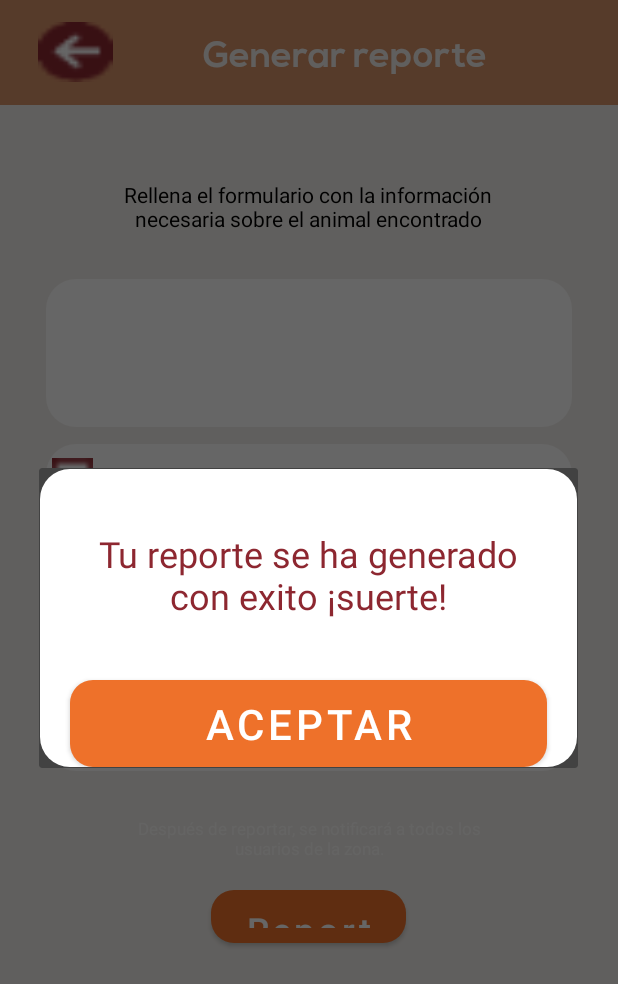
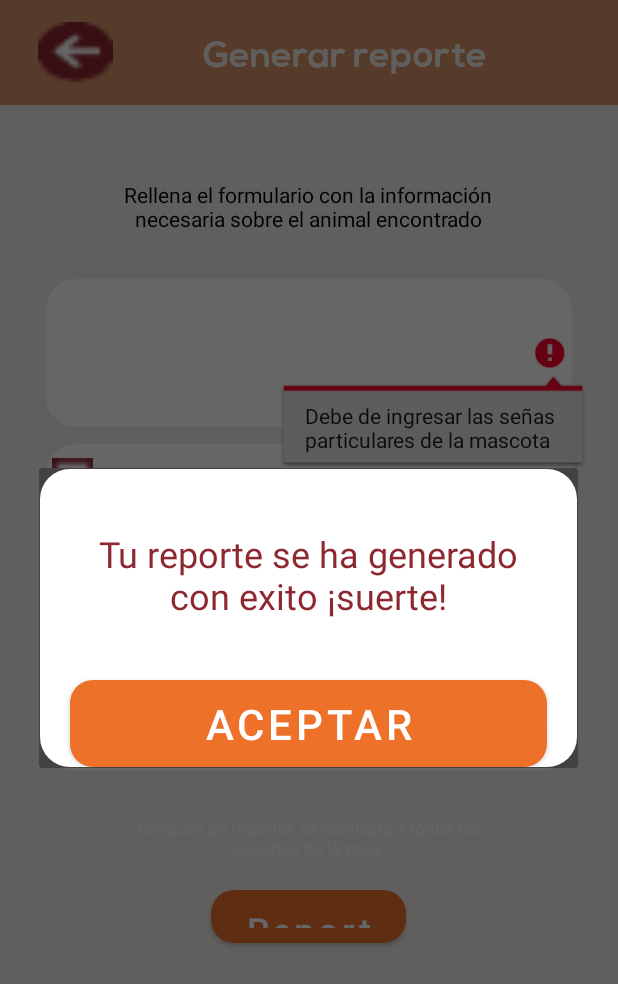
Before and after one commit to ikedark/AdoPaws2, an Android app: the generarReporte2 screen opened directly, with no data from a screen before it, after a tap on an icon or button, on a phone screen of 412 x 824 dp. Shown: the top 984 px of the screen. Run offline under Robolectric (Android 15) with nearby library versions, the phone set to English and light mode, and no system bars; our stand-ins replace Firebase (no records; nobody signed in at launch, a user with empty details on screens opened directly); 1 statement that could not run was skipped.

Commit message:
sumbit mascota

```diff
--- /dev/null
+++ b/app/src/main/java/mx/edu/potros/adopaws2/Mascota_Encontrada.kt
@@ -0,0 +1,8 @@
+package mx.edu.potros.adopaws2
+
+data class Mascota_Encontrada(val id: String? = null,
+                              val description: String? = null,
+                              val image: Int? = null,
+                              val localizacion: String? = null,
+                              val fecha : String? = null,
+                              val telefono:String? = null)
--- a/app/src/main/java/mx/edu/potros/adopaws2/generarReporte.kt
+++ b/app/src/main/java/mx/edu/potros/adopaws2/generarReporte.kt
@@ -45,17 +45,6 @@ class generarReporte : AppCompatActivity() {
 
         btn_guardar.setOnClickListener {
             saveInfoPet()
-        }
-
-        fechaR  = findViewById(R.id.fechaP)
-        fechaR.setOnClickListener { showDatePickerDialog() }
-
-
-
-        val btnRegresar : ImageButton = findViewById(R.id.btn_Regresar2)
-        val btnReportar: Button = findViewById(R.id.btnReportar)
-
-        btnReportar.setOnClickListener {
             val builder = AlertDialog.Builder(this@generarReporte)
 
             val view = layoutInflater.inflate(R.layout.dialog_reporte_creado, null)
@@ -77,6 +66,16 @@ class generarReporte : AppCompatActivity() {
             }
         }
 
+        fechaR  = findViewById(R.id.fechaP)
+        fechaR.setOnClickListener { showDatePickerDialog() }
+
+
+
+        val btnRegresar : ImageButton = findViewById(R.id.btn_Regresar2)
+
+
+
+
 
         btnRegresar.setOnClickListener {
             val intent: Intent = Intent(this, Encontrar_Mascota::class.java)
@@ -87,7 +86,7 @@ class generarReporte : AppCompatActivity() {
     private fun saveInfoPet() {
         val petName = et_petName.text.toString()
         val petDesc = et_description.text.toString()
-        val petLocate = et_petName.text.toString()
+        val petLocate = et_lugar.text.toString()
         val cellphone = et_telefono.text.toString()
         val dateLost = fechaR.text.toString()
         //petImage.setOnClickListener {
--- a/app/src/main/java/mx/edu/potros/adopaws2/generarReporte2.kt
+++ b/app/src/main/java/mx/edu/potros/adopaws2/generarReporte2.kt
@@ -3,24 +3,39 @@ package mx.edu.potros.adopaws2
 import android.content.Intent
 import androidx.appcompat.app.AppCompatActivity
 import android.os.Bundle
-import android.widget.Button
-import android.widget.EditText
-import android.widget.ImageButton
+import android.widget.*
 import androidx.appcompat.app.AlertDialog
+import com.google.firebase.database.DatabaseReference
+import com.google.firebase.database.FirebaseDatabase
 import mx.edu.potros.adopaws2.DatePickerFragment
 
 class generarReporte2 : AppCompatActivity() {
     lateinit var fechaR : EditText
+    private lateinit var et_description: EditText
+    private lateinit var et_lugar: EditText
+    private lateinit var et_telefono: EditText
+    private lateinit var petImage: ImageView
+    private val File = 1
+    private lateinit var btn_guardar : Button
+    private lateinit var dbRef : DatabaseReference
     override fun onCreate(savedInstanceState: Bundle?) {
         super.onCreate(savedInstanceState)
         setContentView(R.layout.activity_generar_reporte2)
         fechaR = findViewById(R.id.fechaP)
         fechaR.setOnClickListener { showDatePickerDialog() }
 
+        et_description = findViewById(R.id.descP)
+        et_lugar = findViewById(R.id.ubicacionP)
+        et_telefono = findViewById(R.id.celP)
+        btn_guardar = findViewById(R.id.btnReportar)
+        petImage = findViewById(R.id.fotoP)
+
+        dbRef = FirebaseDatabase.getInstance().getReference("Petfind")
+
         val btnRegresar: ImageButton = findViewById(R.id.btn_Regresar2)
-        val btnReportar: Button = findViewById(R.id.btnReportar)
 
-        btnReportar.setOnClickListener {
+        btn_guardar.setOnClickListener {
+            saveInfoPet()
             val builder = AlertDialog.Builder(this@generarReporte2)
 
             val view = layoutInflater.inflate(R.layout.dialog_reporte_creado, null)
@@ -42,11 +57,45 @@ class generarReporte2 : AppCompatActivity() {
             }
         }
 
-
         btnRegresar.setOnClickListener {
             val intent: Intent = Intent(this, Encontrar_Mascota::class.java)
             startActivity(intent)
         }
+    }
+
+    private fun saveInfoPet() {
+        val petDesc = et_description.text.toString()
+        val petLocate = et_lugar.text.toString()
+        val cellphone = et_telefono.text.toString()
+        val dateLost = fechaR.text.toString()
+        //petImage.setOnClickListener {
+        //  fileUpload()
+        //}
+
+
+        if (petDesc.isEmpty()){
+            et_description.error = "Debe de ingresar las señas particulares de la mascota"
+        }
+        if (petLocate.isEmpty()){
+            et_lugar.error = "debe ingresar la dirección donde se perdió a la mascota"
+        }
+        if (cellphone.isEmpty()){
+            et_telefono.error = "Debe de ingresar su telefono de contacto"
+        }
+        if (dateLost.isEmpty()){
+            fechaR.error = "Debe de ingresar la fecha en que perdió a la mascota"
+        }
+
+        val petId = dbRef.push().key!!
+
+        val mascota = Mascota_Encontrada(petId, petDesc, null,petLocate, dateLost, cellphone)
+
+        dbRef.child(petId).setValue(mascota)
+            .addOnCompleteListener{
+                Toast.makeText(this, "Información guardada satisfactoriamente", Toast.LENGTH_LONG).show()
+            }.addOnFailureListener {err ->
+                Toast.makeText(this, "Error ${err.message}", Toast.LENGTH_LONG).show()
+            }
     }
 
     private fun showDatePickerDialog() {
--- a/app/src/main/res/layout/activity_generar_reporte2.xml
+++ b/app/src/main/res/layout/activity_generar_reporte2.xml
@@ -179,6 +179,7 @@
             android:scaleType="fitCenter"
             android:layout_gravity="center"/>
         <EditText
+            android:id="@+id/celP"
             android:layout_width="wrap_content"
             android:layout_height="wrap_content"
             android:hint="@string/numero_telefono"
--- a/app/src/main/res/layout/generar_reporte.xml
+++ b/app/src/main/res/layout/generar_reporte.xml
@@ -207,19 +207,21 @@
         android:layout_marginTop="30dp"
         android:layout_marginRight="30dp"
         android:layout_marginLeft="30dp"
+        android:textColor="@color/black"
         android:text="@string/msj_reporte"
         android:textSize="11sp"
         android:textAlignment="center"/>
 
     <Button
         android:id="@+id/btnReportar"
-        android:layout_width="130dp"
-        android:layout_height="35dp"
+        android:layout_width="210dp"
+        android:layout_height="50dp"
         android:text="@string/reportar"
         android:textSize="24sp"
         android:textAllCaps="false"
         android:textAlignment="center"
         android:layout_gravity="center"
+        android:gravity="center"
         android:layout_marginTop="20dp"
         android:textColor="@color/white"
         android:background="@drawable/round_button2"/>
```
